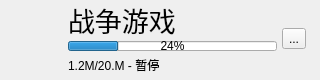
Qt form view/downloaditemwidget.ui (zhipeng515/VRSteam) before a commit.
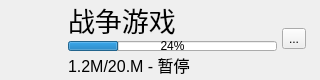
The same form after that commit. Custom widgets are drawn as their Qt base class.

```diff
--- a/view/downloaditemwidget.ui
+++ b/view/downloaditemwidget.ui
@@ -97,6 +97,11 @@
           <height>18</height>
          </size>
         </property>
+        <property name="font">
+         <font>
+          <pointsize>12</pointsize>
+         </font>
+        </property>
         <property name="text">
          <string>1.2M/20.M - 暂停</string>
         </property>
```
